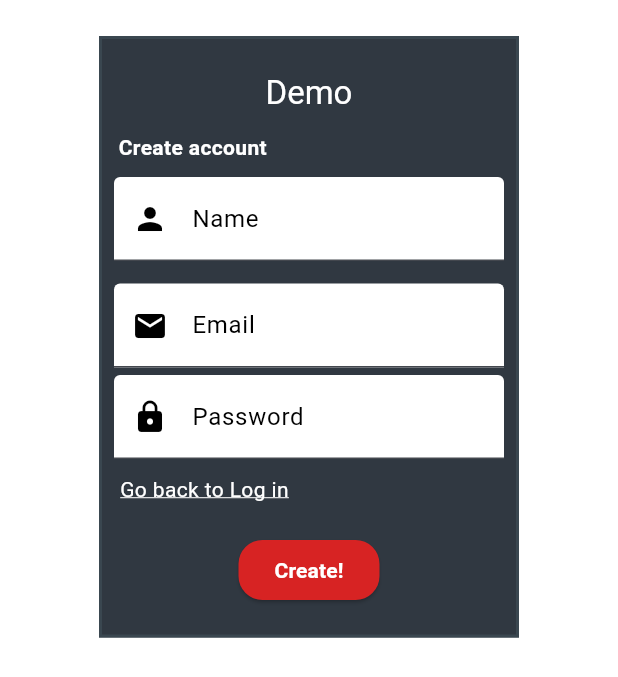
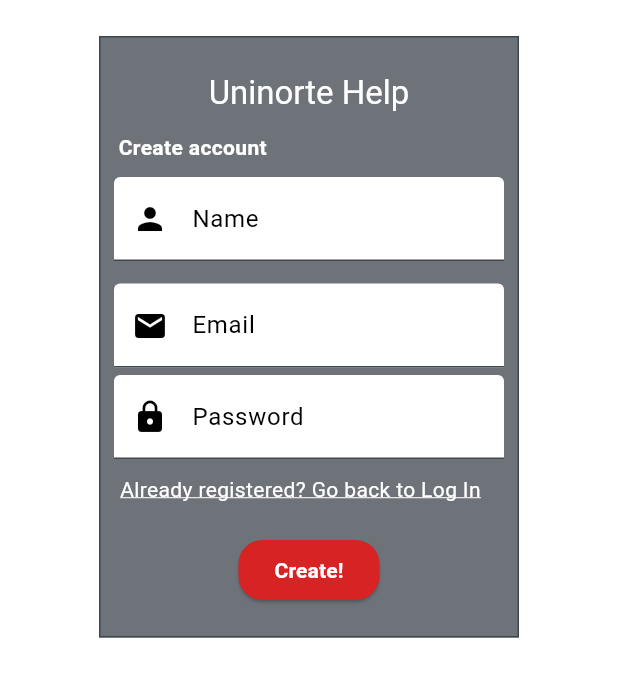
Before and after one commit to MarioDzA/finalproyect, a Flutter app: the CreateBox widget shown alone on an empty page, opened directly with empty values, on a phone screen of 412 x 824 dp. Shown: the top 677 px of the screen. Run offline on Flutter 3.47's test engine with Material 2 defaults, Android fonts, the phone set to English and light mode, and no system bars; our stand-ins replace firebase_auth, firebase_database, flex_color_scheme, get, loggy; accounts and stored records are empty.

Commit message:
start page

```diff
--- a/lib/ui/pages/login.dart
+++ b/lib/ui/pages/login.dart
@@ -22,10 +22,10 @@ class _LoginBoxState extends State<LoginBox> {
             //rgb(238, 238, 238) white
             //rgb(48, 56, 65) black
             //rgb(58, 71, 80) grey
-            shape: Border.all(width: 2,color: Color.fromARGB(255, 58, 71, 80),),
-            backgroundColor: Color.fromARGB(255, 48, 56, 65),
-            title: const Text('Demo',style: TextStyle(
-              color: Colors.white),),
+            shape: Border.all(width: 1,color: Color.fromARGB(255, 58, 71, 80),),
+            backgroundColor: Color.fromARGB(255, 48, 56, 65).withOpacity(0.7),
+            title: const Text('Uninorte Help',style: TextStyle(
+              color: Colors.white),textAlign: TextAlign.center),
             children: [
               const Padding(
                 padding: EdgeInsets.fromLTRB(10, 0, 10, 0),
--- a/lib/ui/pages/signup.dart
+++ b/lib/ui/pages/signup.dart
@@ -19,17 +19,17 @@ class _CreateBoxState extends State<CreateBox> {
       ),
       child: SimpleDialog(
           shape: Border.all(
-            width: 2,
+            width: 1,
             //rgb(238, 238, 238)
             //rgb(48, 56, 65)
             //rgb(58, 71, 80)
             color: Color.fromARGB(255, 58, 71, 80),),
-          backgroundColor: Color.fromARGB(255, 48, 56, 65),
-          title: const Text('Demo',
+          backgroundColor: Color.fromARGB(255, 48, 56, 65).withOpacity(0.7),
+          title: const Text('Uninorte Help',
               textAlign: TextAlign.center,
               style: TextStyle(
                 color: Colors.white,
-              )),
+              ),),
           children: [
             const Padding(
               padding: EdgeInsets.fromLTRB(13, 0, 10, 0),
@@ -102,7 +102,7 @@ class _CreateBoxState extends State<CreateBox> {
                     onTap: () {
                       widget.changeMainPageIndex(0);
                     },
-                    child: const Text('Go back to Log in',
+                    child: const Text('Already registered? Go back to Log In',
                         style: TextStyle(
                           color: Colors.white,
                           decoration: TextDecoration.underline,
```
Also changed, not shown: lib/ui/pages/home_page.dart (+19 -1 lines).
